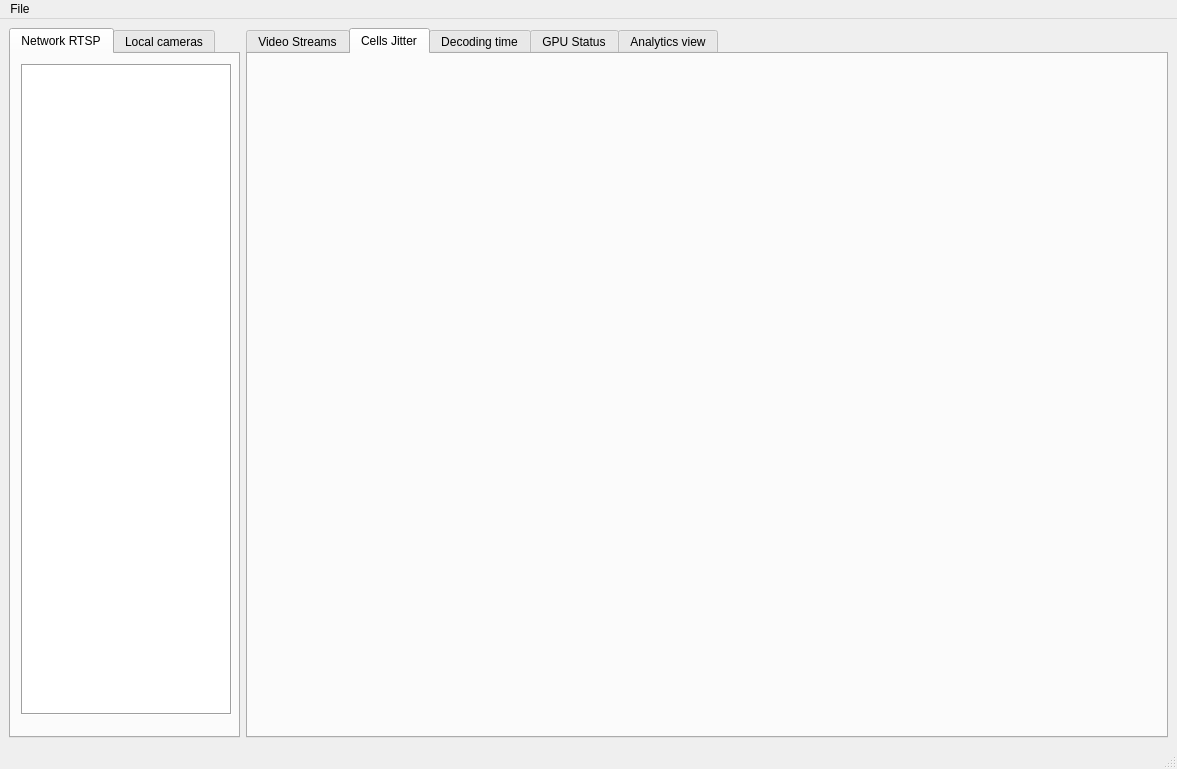
Before: the Qt Designer form mainwindow.ui in Omadica/EnhancedPlayer, drawn with Qt 5.
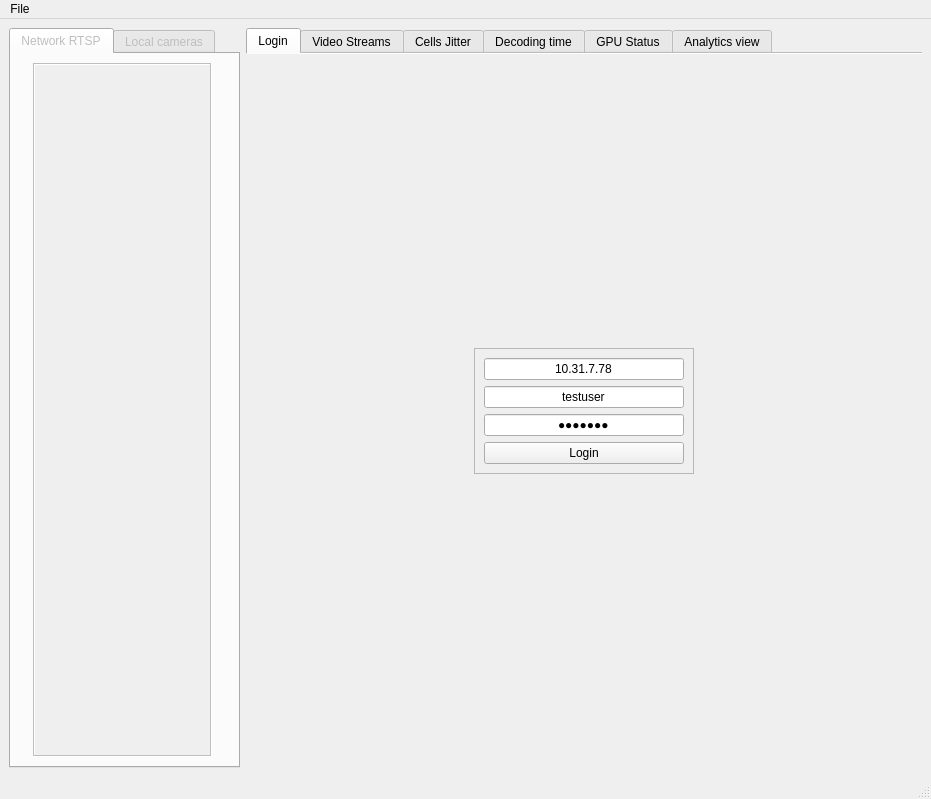
After: the same form once the commit is applied. Custom widgets are drawn as their Qt base class.

```diff
--- a/mainwindow.ui
+++ b/mainwindow.ui
@@ -2,12 +2,15 @@
 <ui version="4.0">
  <class>MainWindow</class>
  <widget class="QMainWindow" name="MainWindow">
+  <property name="enabled">
+   <bool>true</bool>
+  </property>
   <property name="geometry">
    <rect>
     <x>0</x>
     <y>0</y>
-    <width>1177</width>
-    <height>769</height>
+    <width>931</width>
+    <height>799</height>
    </rect>
   </property>
   <property name="windowTitle">
@@ -31,8 +34,259 @@
      <layout class="QHBoxLayout" name="horizontalLayout">
       <item>
        <layout class="QGridLayout" name="gridLayout">
+        <item row="1" column="1">
+         <widget class="QTabWidget" name="tabWidget_2">
+          <property name="enabled">
+           <bool>true</bool>
+          </property>
+          <property name="mouseTracking">
+           <bool>true</bool>
+          </property>
+          <property name="tabletTracking">
+           <bool>true</bool>
+          </property>
+          <property name="acceptDrops">
+           <bool>true</bool>
+          </property>
+          <property name="autoFillBackground">
+           <bool>false</bool>
+          </property>
+          <property name="tabShape">
+           <enum>QTabWidget::Rounded</enum>
+          </property>
+          <property name="currentIndex">
+           <number>0</number>
+          </property>
+          <property name="documentMode">
+           <bool>true</bool>
+          </property>
+          <property name="tabsClosable">
+           <bool>false</bool>
+          </property>
+          <property name="movable">
+           <bool>true</bool>
+          </property>
+          <property name="tabBarAutoHide">
+           <bool>true</bool>
+          </property>
+          <widget class="QWidget" name="tab_1">
+           <attribute name="title">
+            <string>Login</string>
+           </attribute>
+           <layout class="QGridLayout" name="gridLayout_4">
+            <item row="1" column="2">
+             <spacer name="horizontalSpacer_2">
+              <property name="orientation">
+               <enum>Qt::Horizontal</enum>
+              </property>
+              <property name="sizeType">
+               <enum>QSizePolicy::Expanding</enum>
+              </property>
+              <property name="sizeHint" stdset="0">
+               <size>
+                <width>40</width>
+                <height>20</height>
+               </size>
+              </property>
+             </spacer>
+            </item>
+            <item row="1" column="1">
+             <widget class="QFrame" name="frame">
+              <property name="frameShape">
+               <enum>QFrame::StyledPanel</enum>
+              </property>
+              <property name="frameShadow">
+               <enum>QFrame::Raised</enum>
+              </property>
+              <layout class="QVBoxLayout" name="verticalLayout_2">
+               <item>
+                <widget class="QLineEdit" name="lineEdit">
+                 <property name="text">
+                  <string>10.31.7.78</string>
+                 </property>
+                 <property name="alignment">
+                  <set>Qt::AlignCenter</set>
+                 </property>
+                 <property name="placeholderText">
+                  <string>recorder</string>
+                 </property>
+                </widget>
+               </item>
+               <item>
+                <widget class="QLineEdit" name="lineEdit_2">
+                 <property name="text">
+                  <string>testuser</string>
+                 </property>
+                 <property name="echoMode">
+                  <enum>QLineEdit::Normal</enum>
+                 </property>
+                 <property name="alignment">
+                  <set>Qt::AlignCenter</set>
+                 </property>
+                 <property name="placeholderText">
+                  <string>username</string>
+                 </property>
+                </widget>
+               </item>
+               <item>
+                <widget class="QLineEdit" name="lineEdit_3">
+                 <property name="text">
+                  <string>stefano</string>
+                 </property>
+                 <property name="echoMode">
+                  <enum>QLineEdit::Password</enum>
+                 </property>
+                 <property name="alignment">
+                  <set>Qt::AlignCenter</set>
+                 </property>
+                 <property name="placeholderText">
+                  <string>password</string>
+                 </property>
+                </widget>
+               </item>
+               <item>
+                <widget class="QPushButton" name="pushButton">
+                 <property name="text">
+                  <string>Login</string>
+                 </property>
+                </widget>
+               </item>
+              </layout>
+             </widget>
+            </item>
+            <item row="2" column="1">
+             <spacer name="verticalSpacer">
+              <property name="orientation">
+               <enum>Qt::Vertical</enum>
+              </property>
+              <property name="sizeType">
+               <enum>QSizePolicy::MinimumExpanding</enum>
+              </property>
+              <property name="sizeHint" stdset="0">
+               <size>
+                <width>20</width>
+                <height>40</height>
+               </size>
+              </property>
+             </spacer>
+            </item>
+            <item row="1" column="0">
+             <spacer name="horizontalSpacer">
+              <property name="orientation">
+               <enum>Qt::Horizontal</enum>
+              </property>
+              <property name="sizeHint" stdset="0">
+               <size>
+                <width>40</width>
+                <height>20</height>
+               </size>
+              </property>
+             </spacer>
+            </item>
+            <item row="0" column="1">
+             <spacer name="verticalSpacer_2">
+              <property name="orientation">
+               <enum>Qt::Vertical</enum>
+              </property>
+              <property name="sizeHint" stdset="0">
+               <size>
+                <width>20</width>
+                <height>40</height>
+               </size>
+              </property>
+             </spacer>
+            </item>
+           </layout>
+          </widget>
+          <widget class="QWidget" name="tab_3">
+           <property name="enabled">
+            <bool>false</bool>
+           </property>
+           <attribute name="title">
+            <string>Video Streams</string>
+           </attribute>
+           <layout class="QGridLayout" name="gridLayout_3">
+            <item row="0" column="1">
+             <widget class="QSpinBox" name="spinBox"/>
+            </item>
+            <item row="1" column="1">
+             <layout class="QGridLayout" name="gridLayout_2">
+              <item row="1" column="1">
+               <widget class="custom_view" name="graphicsView4">
+                <property name="dragMode">
+                 <enum>QGraphicsView::RubberBandDrag</enum>
+                </property>
+               </widget>
+              </item>
+              <item row="1" column="0">
+               <widget class="custom_view" name="graphicsView3">
+                <property name="dragMode">
+                 <enum>QGraphicsView::RubberBandDrag</enum>
+                </property>
+               </widget>
+              </item>
+              <item row="0" column="1">
+               <widget class="custom_view" name="graphicsView2">
+                <property name="dragMode">
+                 <enum>QGraphicsView::RubberBandDrag</enum>
+                </property>
+               </widget>
+              </item>
+              <item row="0" column="0">
+               <widget class="custom_view" name="graphicsView1">
+                <property name="dragMode">
+                 <enum>QGraphicsView::RubberBandDrag</enum>
+                </property>
+               </widget>
+              </item>
+             </layout>
+            </item>
+           </layout>
+          </widget>
+          <widget class="QWidget" name="tab_4">
+           <property name="enabled">
+            <bool>false</bool>
+           </property>
+           <attribute name="title">
+            <string>Cells Jitter</string>
+           </attribute>
+           <layout class="QVBoxLayout" name="verticalLayout">
+            <item>
+             <layout class="QFormLayout" name="formLayout"/>
+            </item>
+           </layout>
+          </widget>
+          <widget class="QWidget" name="tab_5">
+           <property name="enabled">
+            <bool>false</bool>
+           </property>
+           <attribute name="title">
+            <string>Decoding time</string>
+           </attribute>
+          </widget>
+          <widget class="QWidget" name="tab_6">
+           <property name="enabled">
+            <bool>false</bool>
+           </property>
+           <attribute name="title">
+            <string>GPU Status</string>
+           </attribute>
+          </widget>
+          <widget class="QWidget" name="tab_7">
+           <property name="enabled">
+            <bool>false</bool>
+           </property>
+           <attribute name="title">
+            <string>Analytics view</string>
+           </attribute>
+          </widget>
+         </widget>
+        </item>
         <item row="1" column="0">
          <widget class="QTabWidget" name="tabWidget">
+          <property name="enabled">
+           <bool>false</bool>
+          </property>
           <property name="maximumSize">
            <size>
             <width>231</width>
@@ -46,28 +300,16 @@
            <attribute name="title">
             <string>Network RTSP</string>
            </attribute>
+           <layout class="QHBoxLayout" name="horizontalLayout_2">
+            <item>
            <widget class="QLabel" name="label_17">
-            <property name="geometry">
-             <rect>
-              <x>9</x>
-              <y>558</y>
-              <width>16</width>
-              <height>16</height>
-             </rect>
-            </property>
             <property name="text">
              <string/>
             </property>
            </widget>
+            </item>
+            <item>
            <widget class="MyQtTreeWidget" name="treeWidget_2">
-            <property name="geometry">
-             <rect>
-              <x>10</x>
-              <y>10</y>
-              <width>211</width>
-              <height>651</height>
-             </rect>
-            </property>
             <property name="sizePolicy">
              <sizepolicy hsizetype="Minimum" vsizetype="Minimum">
               <horstretch>0</horstretch>
@@ -149,15 +391,9 @@
              </property>
             </column>
            </widget>
+            </item>
+            <item>
            <widget class="QLabel" name="label_2">
-            <property name="geometry">
-             <rect>
-              <x>10</x>
-              <y>50</y>
-              <width>91</width>
-              <height>16</height>
-             </rect>
-            </property>
             <property name="font">
              <font>
               <pointsize>14</pointsize>
@@ -168,6 +404,8 @@
              <string/>
             </property>
            </widget>
+            </item>
+           </layout>
           </widget>
           <widget class="QWidget" name="tab">
            <attribute name="title">
@@ -215,89 +453,6 @@
           </widget>
          </widget>
         </item>
-        <item row="1" column="1">
-         <widget class="QTabWidget" name="tabWidget_2">
-          <property name="currentIndex">
-           <number>1</number>
-          </property>
-          <widget class="QWidget" name="tab_3">
-           <attribute name="title">
-            <string>Video Streams</string>
-           </attribute>
-           <widget class="QWidget" name="gridLayoutWidget">
-            <property name="geometry">
-             <rect>
-              <x>0</x>
-              <y>0</y>
-              <width>911</width>
-              <height>671</height>
-             </rect>
-            </property>
-            <layout class="QGridLayout" name="gridLayout_2">
-             <item row="0" column="2">
-              <widget class="custom_view" name="graphicsView2">
-               <property name="dragMode">
-                <enum>QGraphicsView::RubberBandDrag</enum>
-               </property>
-              </widget>
-             </item>
-             <item row="1" column="2">
-              <widget class="custom_view" name="graphicsView4">
-               <property name="dragMode">
-                <enum>QGraphicsView::RubberBandDrag</enum>
-               </property>
-              </widget>
-             </item>
-             <item row="1" column="0">
-              <widget class="custom_view" name="graphicsView3">
-               <property name="dragMode">
-                <enum>QGraphicsView::RubberBandDrag</enum>
-               </property>
-              </widget>
-             </item>
-             <item row="0" column="0">
-              <widget class="custom_view" name="graphicsView1">
-               <property name="dragMode">
-                <enum>QGraphicsView::RubberBandDrag</enum>
-               </property>
-              </widget>
-             </item>
-            </layout>
-           </widget>
-          </widget>
-          <widget class="QWidget" name="tab_4">
-           <attribute name="title">
-            <string>Cells Jitter</string>
-           </attribute>
-           <widget class="QWidget" name="formLayoutWidget">
-            <property name="geometry">
-             <rect>
-              <x>80</x>
-              <y>110</y>
-              <width>751</width>
-              <height>441</height>
-             </rect>
-            </property>
-            <layout class="QFormLayout" name="formLayout"/>
-           </widget>
-          </widget>
-          <widget class="QWidget" name="tab_5">
-           <attribute name="title">
-            <string>Decoding time</string>
-           </attribute>
-          </widget>
-          <widget class="QWidget" name="tab_6">
-           <attribute name="title">
-            <string>GPU Status</string>
-           </attribute>
-          </widget>
-          <widget class="QWidget" name="tab_7">
-           <attribute name="title">
-            <string>Analytics view</string>
-           </attribute>
-          </widget>
-         </widget>
-        </item>
        </layout>
       </item>
      </layout>
@@ -309,7 +464,7 @@
     <rect>
      <x>0</x>
      <y>0</y>
-     <width>1177</width>
+     <width>931</width>
      <height>21</height>
     </rect>
    </property>
```
Lines whose indentation alone changed are shown as unchanged.
